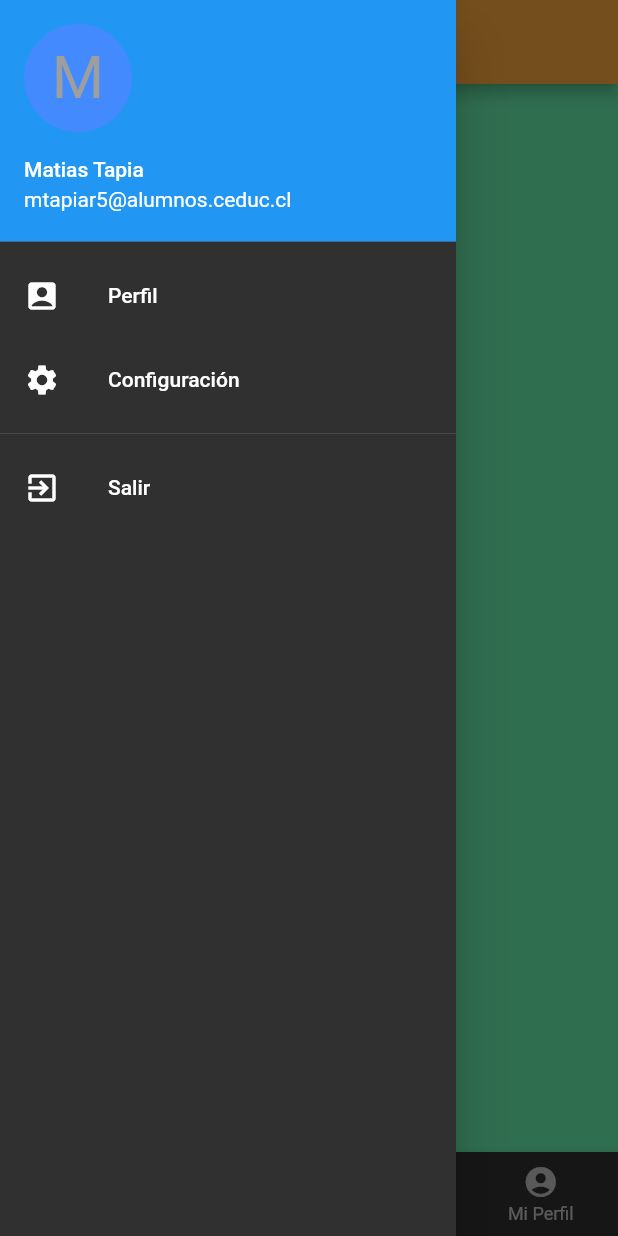
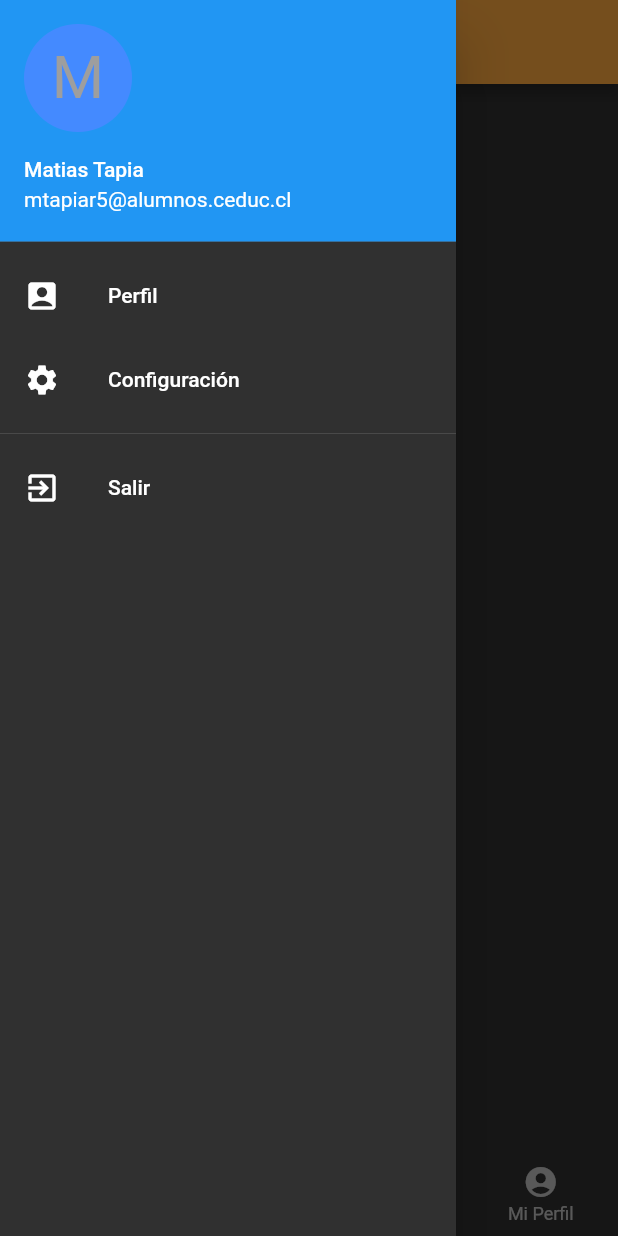
Before and after one commit to Onehand7/Prototipo01, a Flutter app: the MenuPagina screen opened directly with empty values, with the side drawer open, on a phone screen of 412 x 824 dp. Run offline on Flutter 3.47's test engine with Material 2 defaults, Android fonts, the phone set to English and light mode, and no system bars; network calls fail.

Commit message:
Se realizo pruebas de barras

```diff
--- a/lib/menu/menu_principal.dart
+++ b/lib/menu/menu_principal.dart
@@ -84,7 +84,7 @@ class _MenuPagina extends State<MenuPagina>
   Widget build(BuildContext context) {
     return new Scaffold(
       appBar: new AppBar(
-        title: new Text("One Hand 7"),
+        title: new Text("One Hand "),
         backgroundColor: Colors.orangeAccent,
       ),
       drawer: new Drawer(
@@ -126,7 +126,9 @@ class _MenuPagina extends State<MenuPagina>
           ),
         ],
       )),
-      body:_children[_currentIndex], //_getDrawerItemWidget(_selectDrawerItem),
+      // descomentar _get para usar barra lateral, descomentar _children para barra inferior
+      body://_children[_currentIndex],
+      _getDrawerItemWidget(_selectDrawerItem),
       bottomNavigationBar: BottomNavigationBar(
         currentIndex: _currentIndex,
         onTap: onTabTapped,
```
Also changed, not shown: lib/menu/perfil/perfil.dart (+12 -3 lines).
